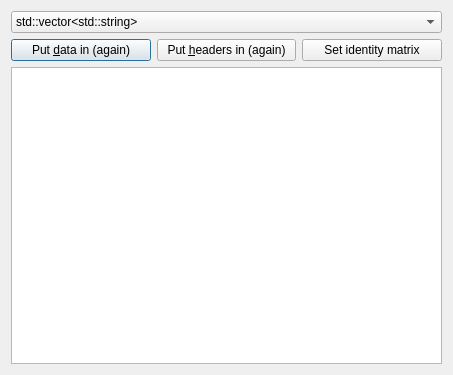
Old version of the form Tools/ToolTestQtModels/qttooltestqtmodelsmaindialog.ui in the repository richelbilderbeek/ProjectRichelBilderbeek.
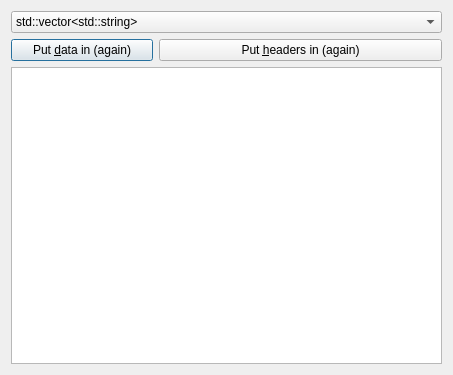
New version of the form.

The edit to the form file:
```diff
--- a/Tools/ToolTestQtModels/qttooltestqtmodelsmaindialog.ui
+++ b/Tools/ToolTestQtModels/qttooltestqtmodelsmaindialog.ui
@@ -45,7 +45,7 @@
      </property>
     </widget>
    </item>
-   <item row="1" column="1">
+   <item row="1" column="1" colspan="2">
     <widget class="QPushButton" name="button_headers">
      <property name="text">
       <string>Put &amp;headers in (again)</string>
@@ -59,13 +59,6 @@
      </property>
     </widget>
    </item>
-   <item row="1" column="2">
-    <widget class="QPushButton" name="button_identity_matrix">
-     <property name="text">
-      <string>Set identity matrix</string>
-     </property>
-    </widget>
-   </item>
   </layout>
  </widget>
  <layoutdefault spacing="6" margin="11"/>
```
Left out of the diff: 9 changed lines with no effect on the pictures.
